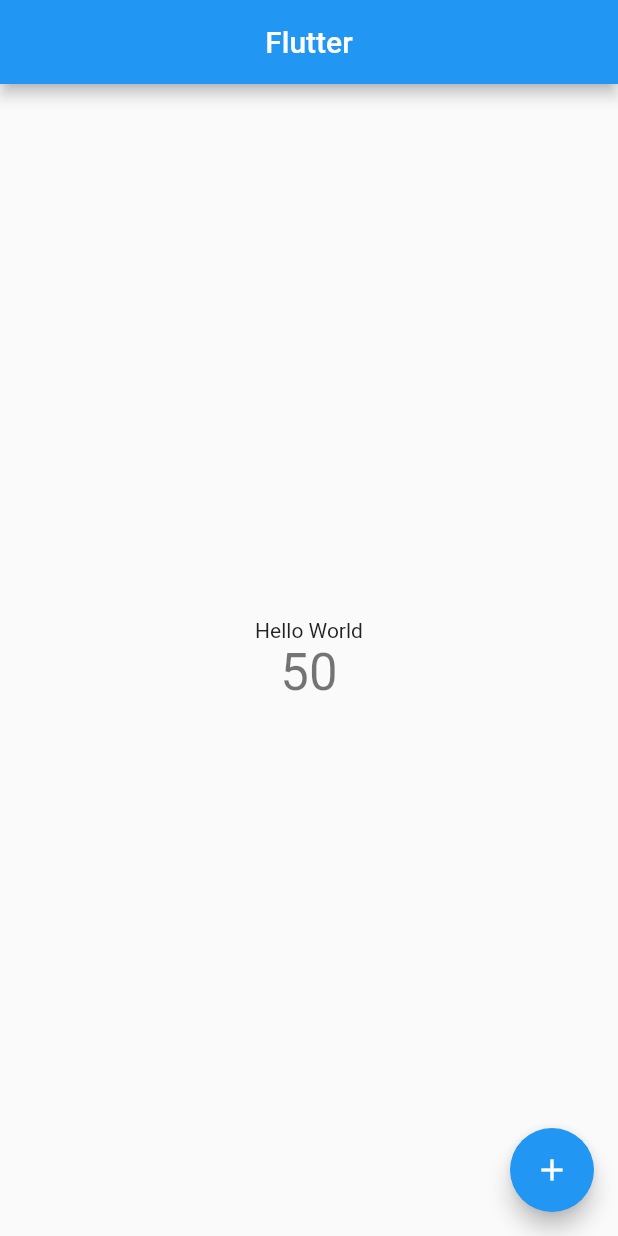
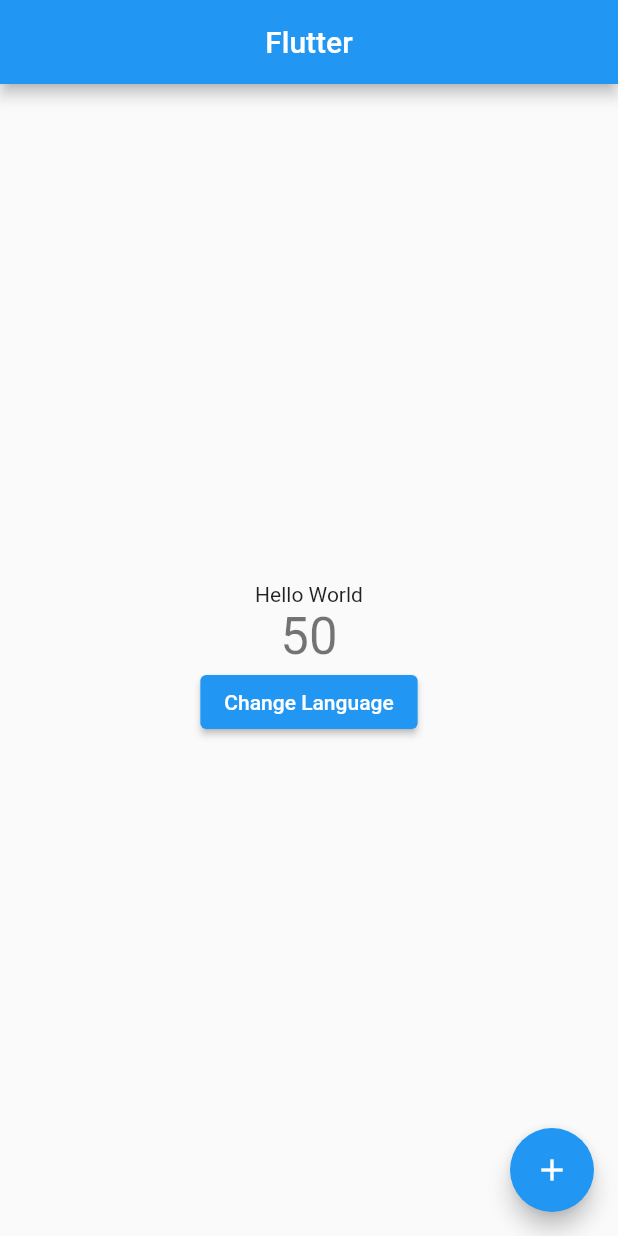
Before and after one commit to HauDevOps/Multi_Language, a Flutter app: the screen it shows after launch, on a phone screen of 412 x 824 dp. Run offline on Flutter 3.47's test engine with Material 2 defaults, Android fonts, the phone set to English and light mode, and no system bars.

Commit message:
Update 2

```diff
--- /dev/null
+++ b/lib/l10n/intl_ja.arb
@@ -0,0 +1,3 @@
+{
+  "helloWorld": "こんにちは世界"
+}
--- a/lib/main.dart
+++ b/lib/main.dart
@@ -15,6 +15,7 @@ class MyApp extends StatelessWidget {
     return ChangeNotifierProvider(
       create: (_) => CounterProvider(),
       child: MaterialApp(
+        debugShowCheckedModeBanner: false,
         title: 'Flutter Demo',
         theme: ThemeData(
           primarySwatch: Colors.blue,
@@ -27,7 +28,8 @@ class MyApp extends StatelessWidget {
         ],
         supportedLocales: [
           Locale('en', ''), // English, no country code
-          Locale('vn', ''), // Spanish, no country code
+          Locale('vn', ''),
+          Locale('ja', ''),// Spanish, no country code
         ],
         home: MyHomePage(),
       ),
@@ -43,6 +45,8 @@ class MyHomePage extends StatefulWidget {
 }
 
 class _MyHomePageState extends State<MyHomePage> {
+  bool click = false;
+
   @override
   Widget build(BuildContext context) {
     return Consumer<CounterProvider>(
@@ -55,7 +59,7 @@ class _MyHomePageState extends State<MyHomePage> {
           body: Center(
             child: Column(
               mainAxisAlignment: MainAxisAlignment.center,
-              children: <Widget>[
+              children: [
                 Text(
                   S.of(context).helloWorld,
                 ),
@@ -63,6 +67,25 @@ class _MyHomePageState extends State<MyHomePage> {
                   countPro.count.toString(),
                   style: Theme.of(context).textTheme.headline4,
                 ),
+                ElevatedButton(
+                  onPressed: (){
+                    setState(() {
+                      //C1: làm gọn
+                      click = !click;
+                      S.load(Locale(click ? 'vn' : 'en'));
+
+                      //C2: Truyền thống
+                      // if(!click){
+                      //   S.load(Locale('vn'));
+                      //   click = true;
+                      // }else{
+                      //   S.load(Locale('en'));
+                      //   click = false;
+                      // }
+                    });
+                  },
+                  child: Text('Change Language'),
+                )
               ],
             ),
           ),
--- a/pubspec.yaml
+++ b/pubspec.yaml
@@ -33,7 +33,6 @@ dependencies:
   global_configuration: ^1.6.0
   intl: ^0.17.0
   provider: ^6.0.1
-  flutter_speed_dial: ^4.6.2
 
 dev_dependencies:
   flutter_test:
```
Also changed, not shown: lib/generated/intl/messages_all.dart, lib/generated/intl/messages_ja.dart (added), lib/generated/l10n.dart.
